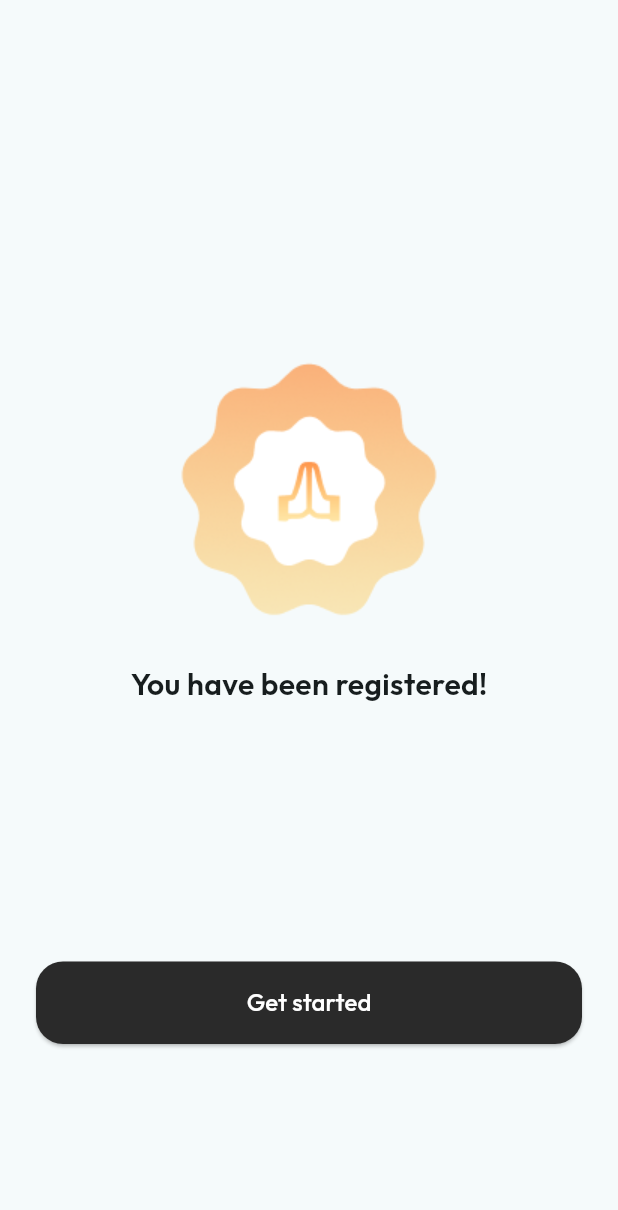
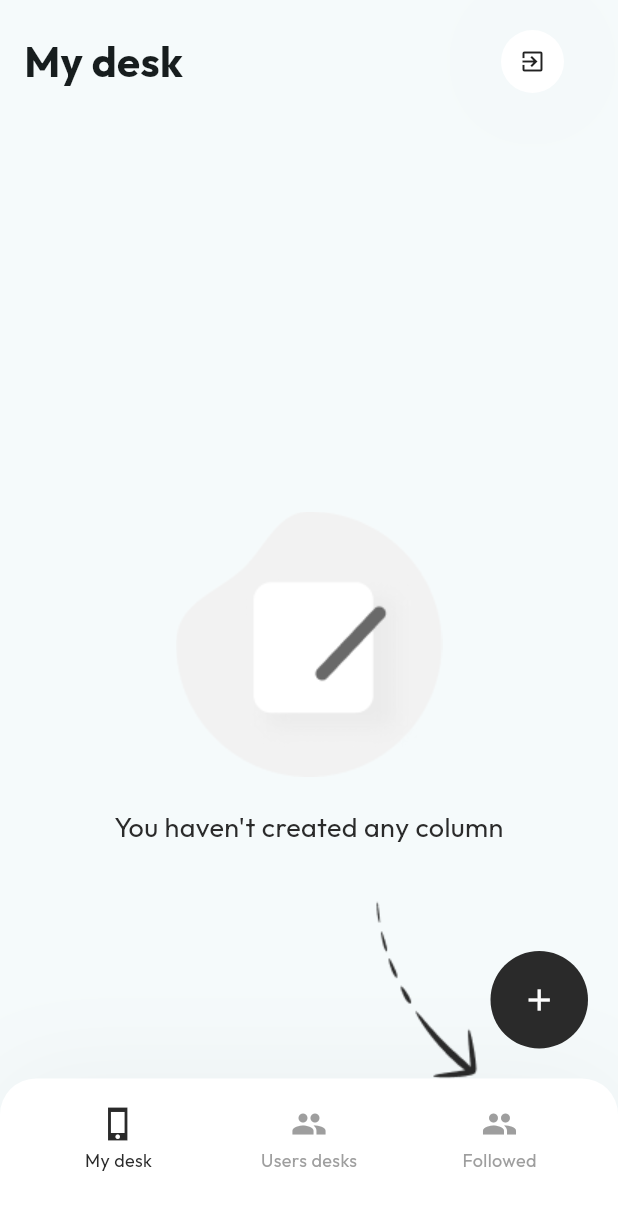
Before and after one commit to VictoryPashkova/flutter_todolist, a Flutter app: the RegistrationSuccessScreen screen opened directly, after a tap on "Get started", on a phone screen of 412 x 824 dp. Shown: the top 1210 px of the screen. Run offline on Flutter 3.47's test engine with Material 3 defaults, Android fonts, the phone set to English and light mode, and no system bars; our stand-ins replace shared_preferences; missing offline and left inert: dart_style; accounts and stored records are empty.

Commit message:
add main user dashboard

```diff
--- a/lib/features/registration/presentation/pages/registration_success_page.dart
+++ b/lib/features/registration/presentation/pages/registration_success_page.dart
@@ -3,6 +3,7 @@ import 'package:provider/provider.dart';
 import 'package:shared_preferences/shared_preferences.dart';
 import 'package:dart_style/dart_style.dart';
 import '../../../../presentation/ui/primary_botton/primary_button_text.dart';
+import '../../../user_dashboard/presentation/pages/user_dashboard_page.dart';
 
 class RegistrationSuccessScreen extends StatelessWidget {
   @override
@@ -39,7 +40,10 @@ class RegistrationSuccessScreen extends StatelessWidget {
             right: 24,
             child: ElevatedButton(
               onPressed: () {
-                print('Go to app link');
+                Navigator.push(
+                  context,
+                  MaterialPageRoute(builder: (context) => UserDashboardPage()),
+                );
               },
               style: ButtonStyle(
                 padding: MaterialStateProperty.all(
--- a/lib/features/registration/presentation/widgets/register_form.dart
+++ b/lib/features/registration/presentation/widgets/register_form.dart
@@ -61,26 +61,20 @@ class RegisterFormState extends State<RegisterForm> {
       'userPassword': _pass.text,
     };
 
-    // Получение списка строк из SharedPreferences
     List<String>? usersJsonList = prefs.getStringList('users');
 
-    // Создание списка пользователей типа List<Map<String, dynamic>>
     List<Map<String, dynamic>> users = [];
     if (usersJsonList != null) {
-      // Преобразование каждой строки JSON-представления пользователя в объект Map
       users = usersJsonList
           .map((userJson) => json.decode(userJson) as Map<String, dynamic>)
           .toList();
     }
 
-    // Добавление нового пользователя в список
     users.add(user);
 
-    // Преобразование списка пользователей в список JSON-строк
     List<String> updatedUsersJsonList =
         users.map((user) => json.encode(user)).toList();
 
-    // Сохранение списка JSON-строк в SharedPreferences
     await prefs.setStringList('users', updatedUsersJsonList);
     print(prefs.getStringList('users'));
 
--- /dev/null
+++ b/lib/features/user_dashboard/presentation/pages/user_dashboard_page.dart
@@ -0,0 +1,260 @@
+import 'package:flutter/material.dart';
+import 'package:flutter_todolist/presentation/ui/primary_botton/exit_button.dart';
+import 'package:provider/provider.dart';
+import 'package:shared_preferences/shared_preferences.dart';
+import 'package:dart_style/dart_style.dart';
+import '../widgits/tab_bar.dart';
+import '../../../../presentation/ui/primary_botton/exit_button.dart';
+import '../widgits/add_column_modal.dart';
+import '../../../../presentation/ui/primary_botton/primary_button_text.dart';
+import 'dart:convert';
+
+export 'user_dashboard_page.dart';
+
+class UserDashboardPage extends StatefulWidget {
+  const UserDashboardPage({Key? key}) : super(key: key);
+
+  @override
+  _UserDashboardPageState createState() => _UserDashboardPageState();
+}
+
+class _UserDashboardPageState extends State<UserDashboardPage> {
+  List<Map<String, dynamic>>? columns;
+
+  @override
+  void initState() {
+    super.initState();
+    _getUserColumns();
+  }
+
+  Future<void> _getUserColumns() async {
+    SharedPreferences prefs = await SharedPreferences.getInstance();
+
+    final currentUserJson = prefs.getString('currentUser') ?? '';
+    Map<String, dynamic> currentUser =
+        json.decode(currentUserJson) as Map<String, dynamic>;
+    final currentUserId = currentUser['userId'];
+
+    List<String>? columnsJsonList = prefs.getStringList('columns');
+
+    List<Map<String, dynamic>> userColumns = [];
+    if (columnsJsonList != null) {
+      userColumns = columnsJsonList
+          .map((columnJson) => json.decode(columnJson) as Map<String, dynamic>)
+          .where((column) => column['userId'] == currentUserId)
+          .toList();
+    }
+
+    setState(() {
+      columns = userColumns;
+    });
+  }
+
+  Future<void> dialogBuilder(BuildContext context) async {
+    return showDialog<void>(
+      context: context,
+      builder: (BuildContext context) {
+        return AddColumnModal();
+      },
+    );
+  }
+
+  @override
+  Widget build(BuildContext context) {
+    return Scaffold(
+      body: Stack(
+        children: [
+          Positioned(
+            top: 0,
+            left: 0,
+            right: 0,
+            child: SafeArea(
+              child: Container(
+                width: 375,
+                padding: EdgeInsets.fromLTRB(0, 8, 24, 0),
+                child: Row(
+                  mainAxisAlignment: MainAxisAlignment.spaceBetween,
+                  children: [
+                    Padding(
+                      padding: const EdgeInsets.only(left: 16),
+                      child: Text(
+                        'My desk',
+                        style: TextStyle(
+                          fontSize: 28,
+                          fontWeight: FontWeight.bold,
+                          fontFamily: 'Outfit',
+                        ),
+                      ),
+                    ),
+                    SizedBox(height: 28),
+                    Container(
+                      width: 42,
+                      height: 42,
+                      margin: EdgeInsets.all(12),
+                      decoration: BoxDecoration(
+                        color: Colors.white,
+                        borderRadius: BorderRadius.circular(30),
+                        boxShadow: [
+                          BoxShadow(
+                            color: Colors.black.withOpacity(0.04),
+                            blurRadius: 60,
+                          ),
+                        ],
+                      ),
+                      child: ExitButton(),
+                    ),
+                  ],
+                ),
+              ),
+            ),
+          ),
+          if (columns != null && columns!.isNotEmpty)
+            Positioned(
+              top: 134,
+              left: 24,
+              right: 0,
+              child: Container(
+                height: 388,
+                width: 375,
+                child: Stack(
+                  children: [
+                    Image.asset(
+                      'assets/images/background_image.png',
+                      fit: BoxFit.cover,
+                      width: 375,
+                    ),
+                    Center(
+                      child: Padding(
+                        padding: EdgeInsets.symmetric(
+                            vertical: 24),
+                        child: Column(
+                          mainAxisAlignment: MainAxisAlignment.start,
+                          crossAxisAlignment: CrossAxisAlignment.center,
+                          children: [
+                            ...(columns
+                                    ?.map((column) => [
+                                          DeskCard(title: column['columnName']),
+                                          SizedBox(height: 12),
+                                        ])
+                                    .expand((widget) => widget)
+                                    .toList() ??
+                                []),
+                          ],
+                        ),
+                      ),
+                    ),
+                  ],
+                ),
+              ),
+            ),
+          if (columns == null || columns!.isEmpty)
+            Positioned(
+              top: 341,
+              left: 0,
+              right: 0,
+              child: Container(
+                width: 258,
+                height: 388,
+                alignment: Alignment.center,
+                child: Column(
+                  children: [
+                    Image.asset(
+                      'assets/images/no_column_icon.png',
+                      fit: BoxFit.cover,
+                    ),
+                    SizedBox(height: 20),
+                    Text(
+                      "You haven't created any column",
+                      textAlign: TextAlign.center,
+                      style: TextStyle(
+                        fontFamily: 'Outfit',
+                        fontWeight: FontWeight.w400,
+                        fontSize: 18,
+                        color: Color(0xFF2A2A2A),
+                      ),
+                    ),
+                  ],
+                ),
+              ),
+            ),
+          if (columns == null || columns!.isEmpty)
+            Positioned(
+              top: 593,
+              left: 250,
+              child: Image.asset(
+                'assets/images/no_column_arrow.png',
+                fit: BoxFit.cover,
+              ),
+            ),
+          Positioned(
+            bottom: 125,
+            right: 20,
+            child: Container(
+              width: 65,
+              height: 65,
+              child: FloatingActionButton(
+                onPressed: () => dialogBuilder(context),
+                backgroundColor: Color(0xFF2A2A2A),
+                elevation: 0,
+                highlightElevation: 0,
+                foregroundColor: Colors.white,
+                splashColor: Colors.white,
+                shape: CircleBorder(),
+                child: Icon(
+                  Icons.add,
+                  color: Colors.white,
+                  size: 24,
+                ),
+              ),
+            ),
+          ),
+          Positioned(
+            bottom: 0,
+            left: 0,
+            right: 0,
+            child: CustomTabBar(),
+          ),
+        ],
+      ),
+    );
+  }
+}
+
+class DeskCard extends StatelessWidget {
+  final String title;
+
+  const DeskCard({Key? key, required this.title}) : super(key: key);
+
+  @override
+  Widget build(BuildContext context) {
+    return Container(
+      width: 311,
+      height: 76,
+      padding: const EdgeInsets.symmetric(horizontal: 24, vertical: 12),
+      margin: EdgeInsets.zero,
+      decoration: BoxDecoration(
+        color: Colors.white,
+        borderRadius: BorderRadius.circular(24),
+      ),
+      child: Padding(
+        padding: const EdgeInsets.symmetric(horizontal: 24),
+        child: Row(
+          mainAxisAlignment: MainAxisAlignment.spaceBetween,
+          children: [
+            Expanded(
+              child: Text(
+                title,
+                style: TextStyle(
+                  fontFamily: 'Outfit',
+                  fontWeight: FontWeight.w600,
+                  fontSize: 20,
+                  color: Color(0xFF2A2A2A),
+                ),
+              ),
+            ),
+          ],
+        ),
+      ),
+    );
+  }
+}
--- /dev/null
+++ b/lib/features/user_dashboard/presentation/widgits/tab_bar.dart
@@ -0,0 +1,101 @@
+import 'package:flutter/material.dart';
+
+export 'tab_bar.dart';
+
+class CustomTabBar extends StatelessWidget {
+  @override
+  Widget build(BuildContext context) {
+    return Container(
+      decoration: BoxDecoration(
+        color: Colors.white,
+        borderRadius: BorderRadius.only(
+          topLeft: Radius.circular(24),
+          topRight: Radius.circular(24),
+        ),
+        boxShadow: [
+          BoxShadow(
+            color: Colors.black.withOpacity(0.04),
+            spreadRadius: 0,
+            blurRadius: 60,
+          ),
+        ],
+      ),
+      width: 375,
+      height: 105,
+      padding: EdgeInsets.symmetric(horizontal: 24, vertical: 12),
+      child: Row(
+        mainAxisAlignment: MainAxisAlignment.spaceBetween,
+        crossAxisAlignment: CrossAxisAlignment.start,
+        children: [
+          Container(
+            width: 110,
+            height: 57,
+            child: _TabBarItem(
+              icon: Icons.phone_iphone_sharp,
+              text: 'My desk',
+              color: Color(0xFF2A2A2A),
+            ),
+          ),
+          SizedBox(height: 2),
+          Container(
+            width: 110,
+            height: 57,
+            child: _TabBarItem(
+              icon: Icons.people,
+              text: 'Users desks',
+              color: Colors.grey,
+            ),
+          ),
+          SizedBox(height: 2),
+          Container(
+            width: 110,
+            height: 57,
+            child: _TabBarItem(
+              icon: Icons.group,
+              text: 'Followed',
+              color: Colors.grey,
+            ),
+          ),
+        ],
+      ),
+    );
+  }
+}
+
+class _TabBarItem extends StatelessWidget {
+  final IconData icon;
+  final String text;
+  final Color color;
+
+  const _TabBarItem({
+    Key? key,
+    required this.icon,
+    required this.text,
+    required this.color,
+  }) : super(key: key);
+
+  @override
+  Widget build(BuildContext context) {
+    return Column(
+      mainAxisAlignment: MainAxisAlignment.center,
+      children: [
+        Icon(
+          icon,
+          size: 24,
+          weight: 24,
+          color: color,
+        ),
+        SizedBox(height: 4),
+        Text(
+          text,
+          style: TextStyle(
+            fontFamily: 'Outfit',
+            fontSize: 12,
+            fontWeight: FontWeight.w400,
+            color: color,
+          ),
+        ),
+      ],
+    );
+  }
+}
--- a/lib/presentation/home.dart
+++ b/lib/presentation/home.dart
@@ -3,6 +3,7 @@ import 'package:provider/provider.dart';
 import 'package:shared_preferences/shared_preferences.dart';
 import 'package:dart_style/dart_style.dart';
 import '../features/registration/presentation/pages/registration_main_page.dart';
+import '../features/log_in/presentation/pages/log_in_page.dart';
 export 'home.dart';
 
 class MyHomePage extends StatefulWidget {
@@ -15,7 +16,7 @@ class _MyHomePageState extends State<MyHomePage> {
   Widget build(BuildContext context) {
     return LayoutBuilder(
       builder: (context, constraints) {
-        return RegistrationMainPage();
+        return LogInMainPage();
       },
     );
   }
--- /dev/null
+++ b/lib/presentation/ui/primary_botton/exit_button.dart
@@ -0,0 +1,34 @@
+import 'package:flutter/material.dart';
+import '../../home.dart';
+
+export 'exit_button.dart';
+
+class ExitButton extends StatelessWidget {
+  @override
+  Widget build(BuildContext context) {
+    return GestureDetector(
+      onTap: () {
+        Navigator.push(
+          context,
+          MaterialPageRoute(builder: (context) => MyHomePage()),
+        );
+      },
+      child: Container(
+        width: 42,
+        height: 42,
+        margin: EdgeInsets.all(12),
+        decoration: BoxDecoration(
+          color: Colors.white,
+          borderRadius: BorderRadius.circular(30),
+          boxShadow: [
+            BoxShadow(
+              color: Colors.black.withOpacity(0.04),
+              blurRadius: 60,
+            ),
+          ],
+        ),
+        child: Icon(Icons.exit_to_app, size: 18),
+      ),
+    );
+  }
+}
```
Also changed, not shown: lib/features/log_in/presentation/widgets/log_in_form.dart (+6 -1 lines), lib/features/user_dashboard/presentation/widgits/add_column_modal.dart (added, +69 -0 lines), lib/features/user_dashboard/presentation/widgits/title_form.dart (added, +132 -0 lines), assets/images/no_column_arrow.png (added), assets/images/no_column_icon.png (added), lib/features/user_dashboard/presentation/pages/user_colomn_page.dart (added), lib/features/user_dashboard/presentation/widgits/column_tasks.dart (added), lib/features/user_dashboard/presentation/widgits/dashboard_column.dart (added).
